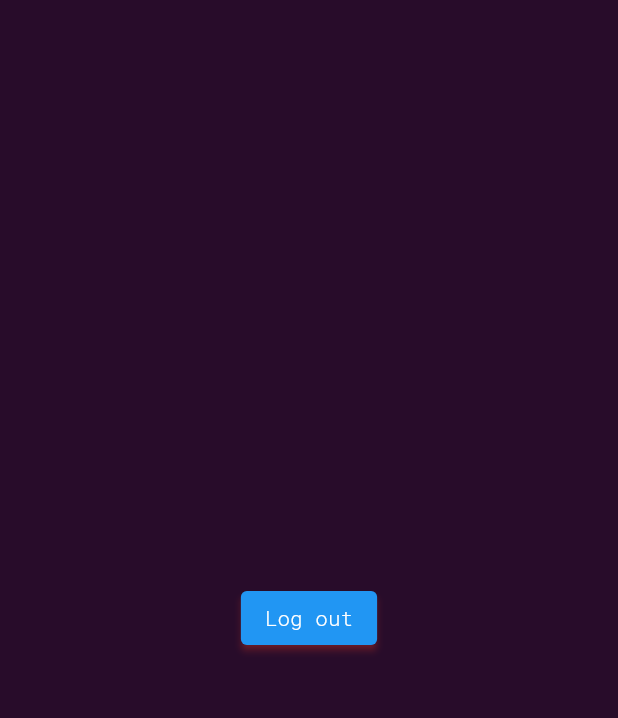
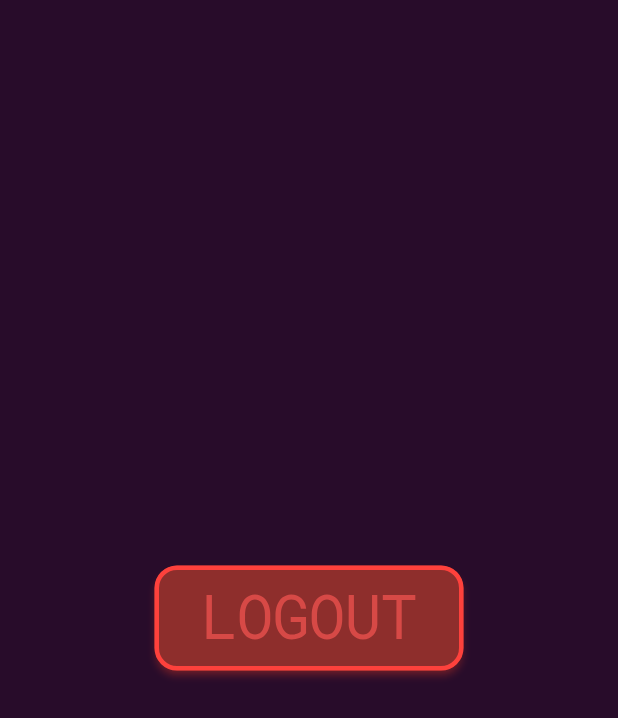
Before and after one commit to JDWorkoutApp/jd_workout_flutter, a Flutter app: the SettingPage screen opened directly, on a phone screen of 412 x 824 dp. Shown: the top 718 px of the screen. Run offline on Flutter 3.47's test engine with Material 2 defaults, Android fonts, the phone set to English and light mode, and no system bars; our stand-ins replace firebase_auth, firebase_core, flutter_dotenv, fluttertoast, google_sign_in, shared_preferences and 1 more; accounts and stored records are empty.

Commit message:
Setting page style refactor

```diff
--- a/lib/pages/setting_page/setting_page.dart
+++ b/lib/pages/setting_page/setting_page.dart
@@ -5,24 +5,45 @@ import 'package:workout_app/pages/login_page/login_page.dart';
 class SettingPage extends StatelessWidget {
   const SettingPage({Key? key});
 
+  void _logout(BuildContext context) async {
+    SharedPreferences.getInstance().then((prefs) {
+      prefs.remove("jwtToken");
+      Navigator.pushReplacement(
+          context, MaterialPageRoute(builder: (context) => const LoginPage()));
+    });
+  }
+
   @override
   Widget build(BuildContext context) {
     return Scaffold(
-      body: Center(
-        child: ElevatedButton(
-          onPressed: () {
-            SharedPreferences.getInstance().then((prefs) {
-              prefs.remove("jwtToken");
-              Navigator.pushReplacement(
-                context,
-                MaterialPageRoute(
-                    builder: (context) => const LoginPage()
-              ));
-            });
-          },
-          child: const Text("Log out"),
-        ),
+        body: Center(
+            child: Container(
+      constraints:
+          BoxConstraints(maxWidth: MediaQuery.of(context).size.width * 0.5),
+      child: Expanded(
+        child: Container(
+            height: 70,
+            child: ElevatedButton(
+              style: ElevatedButton.styleFrom(
+                minimumSize: const Size.fromHeight(10),
+                backgroundColor: Theme.of(context).cardColor,
+                foregroundColor: Theme.of(context).hintColor,
+                side:
+                    BorderSide(color: Theme.of(context).shadowColor, width: 3),
+                shape: RoundedRectangleBorder(
+                  borderRadius: BorderRadius.circular(15),
+                ),
+              ),
+              onPressed: () => _logout(context),
+              child: const Text(
+                'LOGOUT',
+                style: TextStyle(
+                  fontWeight: FontWeight.bold,
+                  fontSize: 40,
+                ),
+              ),
+            )),
       ),
-    );
+    )));
   }
 }
```
